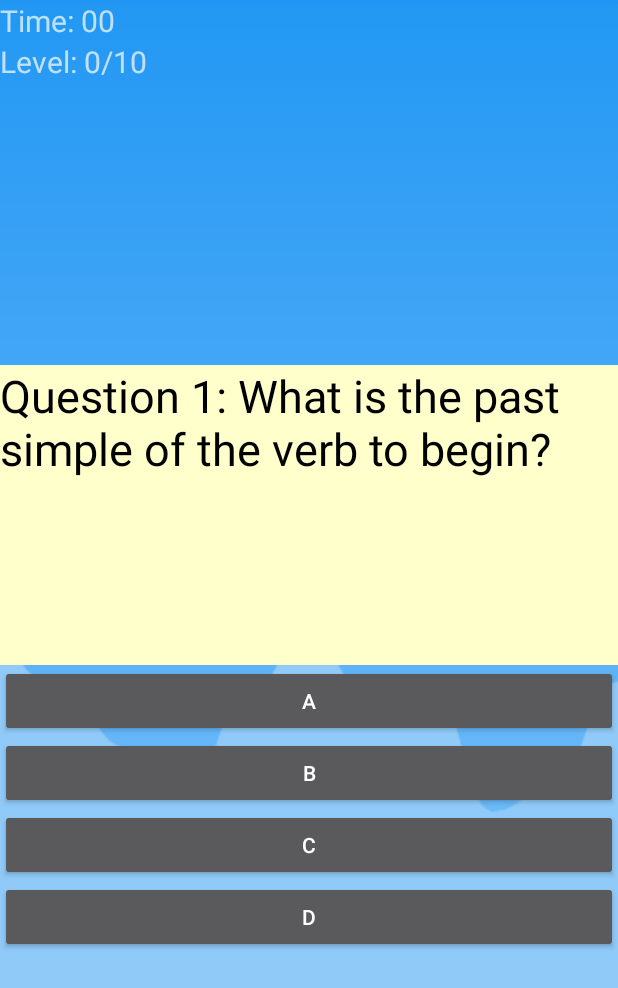
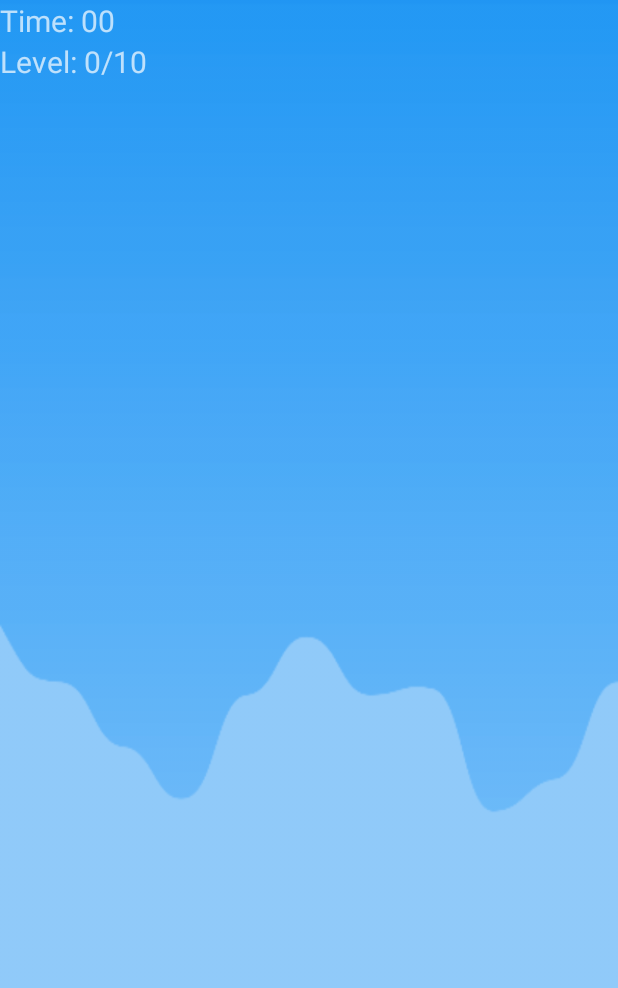
Before and after one commit to vanlethi/AndroidIrregular, an Android app: the PlayingActivity screen opened directly, with no data from a screen before it, on a phone screen of 412 x 824 dp. Shown: the top 988 px of the screen. Run offline under Robolectric (Android 15) with nearby library versions, the phone set to English and light mode, and no system bars; our stand-ins replace Room's generated code; 3 statements that could not run were skipped.

Commit message:
finish handle playing

```diff
--- a/app/src/main/res/layout/activity_playing.xml
+++ b/app/src/main/res/layout/activity_playing.xml
@@ -30,26 +30,17 @@
             android:layout_height="200dp"
             android:background="#FFFFCC"
             android:textSize="30dp"
-            android:textColor="#000"
-            android:text="Question 1: What is the past simple of the verb to begin?"/>
+            android:textColor="#000" />
+        <LinearLayout
+            android:id="@+id/liner_layout_list"
+            android:layout_width="match_parent"
+            android:layout_height="match_parent"
+            android:orientation="vertical"
+            android:gravity="center">
 
-        <Button
-            android:layout_width="match_parent"
-            android:layout_height="wrap_content"
-            android:text="A"/>
-        <Button
-            android:layout_width="match_parent"
-            android:layout_height="wrap_content"
-            android:text="B"/>
-        <Button
-            android:layout_width="match_parent"
-            android:layout_height="wrap_content"
-            android:text="C"/>
-        <Button
-            android:layout_width="match_parent"
-            android:layout_height="wrap_content"
-            android:text="D"/>
+        </LinearLayout>
     </LinearLayout>
 
 
+
 </LinearLayout>
```
Also changed, not shown: app/src/main/java/com/example/android_irregularverbs/PlayingActivity.java (+57 -2 lines), app/src/main/res/drawable/icon_bad.png (added), app/src/main/res/drawable/icon_smile.png (added), 1 other file.
